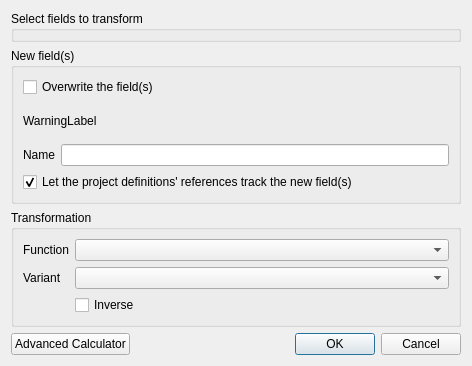
Qt form svir/ui/ui_transformation.ui (gem/oq-irmt-qgis) before a commit.
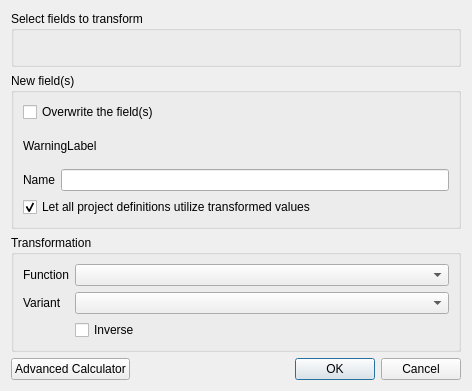
The same form after that commit. Custom widgets are drawn as their Qt base class.

```diff
--- a/svir/ui/ui_transformation.ui
+++ b/svir/ui/ui_transformation.ui
@@ -10,7 +10,7 @@
     <x>0</x>
     <y>0</y>
     <width>472</width>
-    <height>355</height>
+    <height>391</height>
    </rect>
   </property>
   <property name="windowTitle">
@@ -98,7 +98,7 @@
            <bool>true</bool>
           </property>
           <property name="text">
-           <string>Let the project definitions' references track the new field(s)</string>
+           <string>Let all project definitions utilize transformed values</string>
           </property>
           <property name="checked">
            <bool>true</bool>
```
